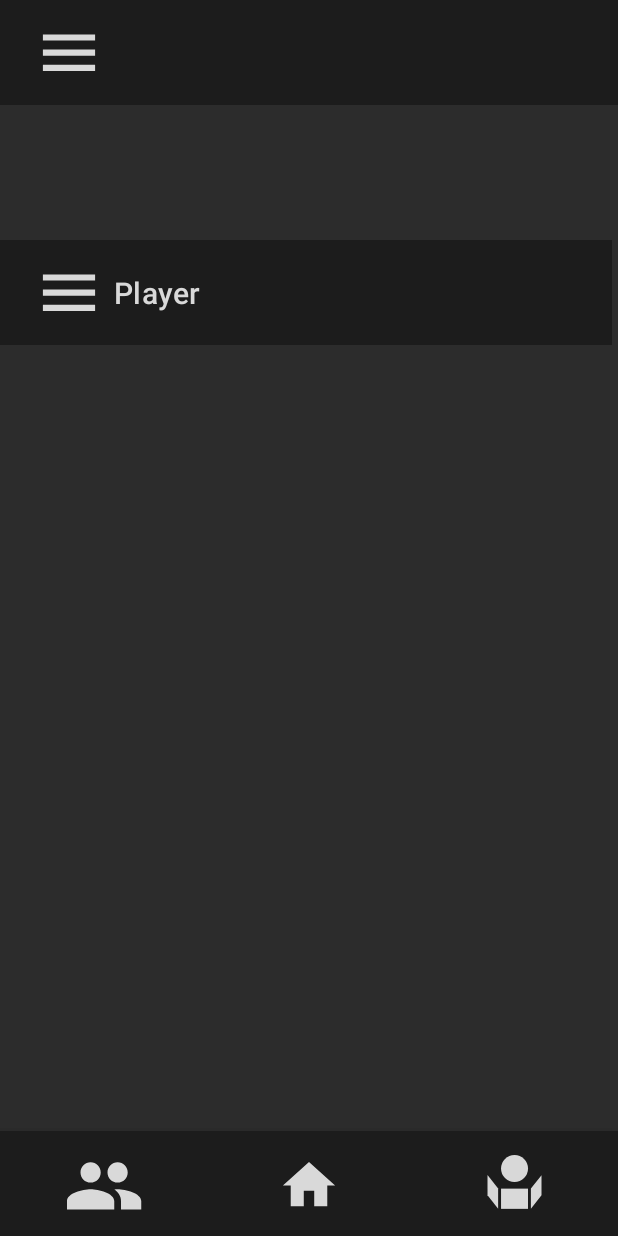
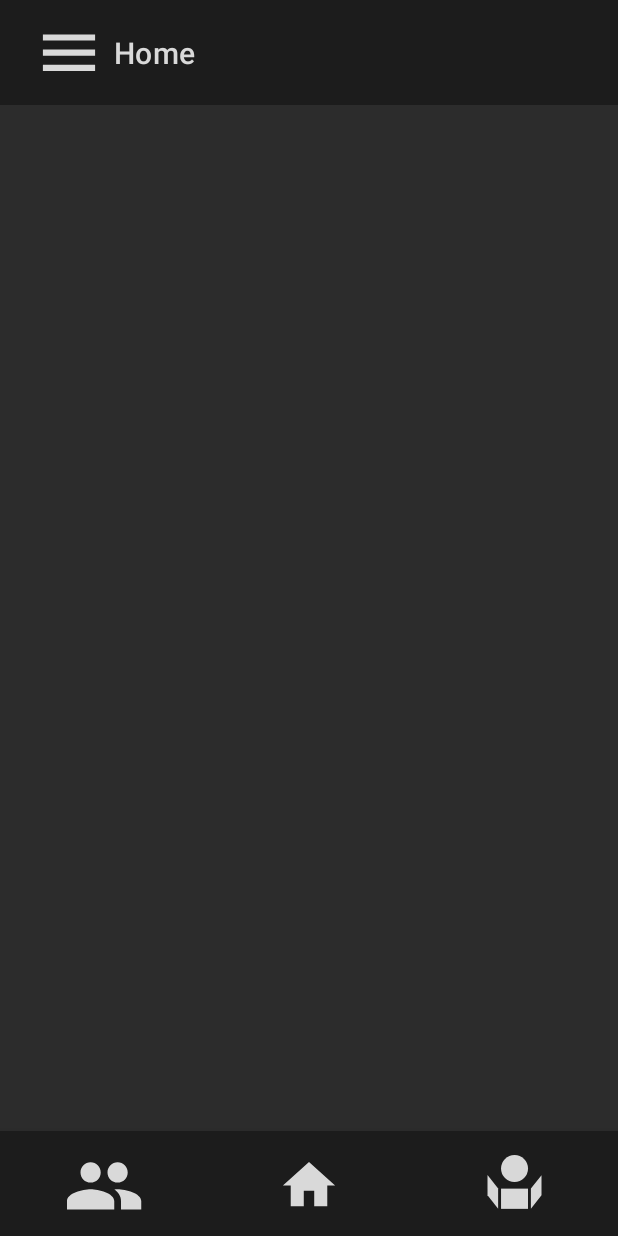
Before and after one commit to scheysej/CypherSystemCompanion, an Android app: the screen it shows after launch (MainActivity), on a phone screen of 412 x 824 dp. Run offline under Robolectric (Android 15) with nearby library versions, the phone set to English and light mode, and no system bars; our stand-ins replace navigation-ui.

Commit message:
fixed fragments

```diff
--- a/app/src/main/AndroidManifest.xml
+++ b/app/src/main/AndroidManifest.xml
@@ -10,6 +10,7 @@
         android:label="@string/app_name"
         android:roundIcon="@mipmap/ic_launcher_round"
         android:supportsRtl="true"
+        android:enableOnBackInvokedCallback="true"
         android:theme="@style/Theme.CypherSystemCompanion"
         tools:targetApi="31">
         <activity
--- a/app/src/main/java/com/example/cyphersystemcompanion/DashboardFragment.kt
+++ b/app/src/main/java/com/example/cyphersystemcompanion/DashboardFragment.kt
@@ -3,10 +3,10 @@ package com.example.cyphersystemcompanion
 import android.os.Bundle
 import android.view.*
 import androidx.fragment.app.Fragment
-import com.example.cyphersystemcompanion.databinding.FragmentPlayerBinding
+import com.example.cyphersystemcompanion.databinding.FragmentDashboardBinding
 
 class DashboardFragment : Fragment() {
-    private var _binding: FragmentPlayerBinding? = null
+    private var _binding: FragmentDashboardBinding? = null
 
     private val binding get() = _binding!!
 
@@ -18,7 +18,7 @@ class DashboardFragment : Fragment() {
         inflater: LayoutInflater, container: ViewGroup?,
         savedInstanceState: Bundle?
     ): View?{
-        _binding = FragmentPlayerBinding.inflate(inflater, container, false)
+        _binding = FragmentDashboardBinding.inflate(inflater, container, false)
         val view = binding.root
         return view
     }
--- a/app/src/main/java/com/example/cyphersystemcompanion/DmFragment.kt
+++ b/app/src/main/java/com/example/cyphersystemcompanion/DmFragment.kt
@@ -3,10 +3,10 @@ package com.example.cyphersystemcompanion
 import android.os.Bundle
 import android.view.*
 import androidx.fragment.app.Fragment
-import com.example.cyphersystemcompanion.databinding.FragmentPlayerBinding
+import com.example.cyphersystemcompanion.databinding.FragmentDmBinding
 
 class DmFragment : Fragment() {
-    private var _binding: FragmentPlayerBinding? = null
+    private var _binding: FragmentDmBinding? = null
 
     private val binding get() = _binding!!
 
@@ -19,7 +19,7 @@ class DmFragment : Fragment() {
         inflater: LayoutInflater, container: ViewGroup?,
         savedInstanceState: Bundle?
     ): View?{
-        _binding = FragmentPlayerBinding.inflate(inflater, container, false)
+        _binding = FragmentDmBinding.inflate(inflater, container, false)
         val view = binding.root
         return view
     }
--- a/app/src/main/java/com/example/cyphersystemcompanion/MainActivity.kt
+++ b/app/src/main/java/com/example/cyphersystemcompanion/MainActivity.kt
@@ -2,36 +2,22 @@ package com.example.cyphersystemcompanion
 
 import androidx.appcompat.app.AppCompatActivity
 import android.os.Bundle
-import androidx.fragment.app.Fragment
+import androidx.navigation.Navigation
 import androidx.navigation.fragment.NavHostFragment
+import androidx.navigation.ui.NavigationUI
 import androidx.navigation.ui.setupWithNavController
-import com.example.cyphersystemcompanion.databinding.ActivityMainBinding
 import com.google.android.material.bottomnavigation.BottomNavigationView
 
 class MainActivity : AppCompatActivity() {
-    private lateinit var binding : ActivityMainBinding
     override fun onCreate(savedInstanceState: Bundle?) {
         super.onCreate(savedInstanceState)
-        binding = ActivityMainBinding.inflate(layoutInflater)
-        setContentView(binding.root)
-        replaceFragment(DashboardFragment())
+        setContentView(R.layout.activity_main)
 
-        binding.bottomNavigationView.setOnItemSelectedListener {
-            when(it.itemId){
-                R.id.home -> replaceFragment(DashboardFragment())
-                R.id.gm -> replaceFragment(DmFragment())
-                R.id.player -> replaceFragment(PlayerFragment())
+        // Set up the NavController
+        val navController = supportFragmentManager
+            .findFragmentById(R.id.nav_host_fragment) as NavHostFragment
+        val navView: BottomNavigationView = findViewById(R.id.bottomNavigationView)
 
-                else ->{}
-            }
-            true
-        }
-    }
-
-    private fun replaceFragment(fragment : Fragment){
-        val fragmentManager = supportFragmentManager
-        val fragmentTransaction = fragmentManager.beginTransaction()
-        fragmentTransaction.replace(R.id.nav_host_fragment,fragment)
-        fragmentTransaction.commit()
+        navView.setupWithNavController(navController.navController)
     }
 }
--- a/app/src/main/java/com/example/cyphersystemcompanion/PlayerFragment.kt
+++ b/app/src/main/java/com/example/cyphersystemcompanion/PlayerFragment.kt
@@ -1,8 +1,11 @@
 package com.example.cyphersystemcompanion
 
 import android.os.Bundle
-import android.view.*
 import androidx.fragment.app.Fragment
+import android.view.LayoutInflater
+import android.view.View
+import android.view.ViewGroup
+import com.example.cyphersystemcompanion.databinding.FragmentDmBinding
 import com.example.cyphersystemcompanion.databinding.FragmentPlayerBinding
 
 class PlayerFragment : Fragment() {
--- a/app/src/main/res/layout/activity_main.xml
+++ b/app/src/main/res/layout/activity_main.xml
@@ -2,21 +2,23 @@
 <androidx.constraintlayout.widget.ConstraintLayout xmlns:android="http://schemas.android.com/apk/res/android"
     xmlns:app="http://schemas.android.com/apk/res-auto"
     xmlns:tools="http://schemas.android.com/tools"
-    android:id="@+id/constraintLayout"
     android:layout_width="match_parent"
     android:layout_height="match_parent"
-    android:background="#2c2c2c">
+    android:background="#2c2c2c"
+    tools:context=".MainActivity">
 
-        <FrameLayout
+        <androidx.fragment.app.FragmentContainerView
             android:id="@+id/nav_host_fragment"
             android:name="androidx.navigation.fragment.NavHostFragment"
-            android:layout_width="408dp"
-            android:layout_height="664dp"
+            android:layout_width="414dp"
+            android:layout_height="match_parent"
             app:defaultNavHost="true"
-            app:layout_constraintBottom_toBottomOf="parent"
+            app:layout_constraintBottom_toTopOf="@+id/bottomNavigationView"
             app:layout_constraintEnd_toEndOf="parent"
             app:layout_constraintHorizontal_bias="0.0"
-            app:layout_constraintStart_toStartOf="parent"/>
+            app:layout_constraintStart_toStartOf="parent"
+            app:layout_constraintTop_toTopOf="parent"
+            app:navGraph="@navigation/nav_graph" />
 
         <com.google.android.material.bottomnavigation.BottomNavigationView
             android:id="@+id/bottomNavigationView"
@@ -32,28 +34,4 @@
             app:layout_constraintHorizontal_bias="0.0"
             app:layout_constraintStart_toStartOf="parent"
             app:menu="@menu/bottom_nav_menu" />
-
-        <androidx.appcompat.widget.Toolbar
-            android:id="@+id/toolbar6"
-            android:layout_width="match_parent"
-            android:layout_height="70dp"
-            android:background="#1c1c1c"
-            android:minHeight="?attr/actionBarSize"
-            android:theme="?attr/actionBarTheme"
-            app:layout_constraintEnd_toEndOf="parent"
-            app:layout_constraintStart_toStartOf="parent"
-            app:layout_constraintTop_toTopOf="parent"
-            app:logo="@drawable/hamburger_foreground"/>
-
-        <androidx.cardview.widget.CardView
-            android:id="@+id/cardView"
-            android:layout_width="wrap_content"
-            android:layout_height="wrap_content"
-            app:cardBackgroundColor="#2C2C2C"
-            app:layout_constraintEnd_toEndOf="parent"
-            app:layout_constraintStart_toStartOf="parent"
-            app:layout_constraintTop_toBottomOf="@id/toolbar6"
-            app:layout_constraintBottom_toTopOf="@+id/bottomNavigationView">
-
-        </androidx.cardview.widget.CardView>
 </androidx.constraintlayout.widget.ConstraintLayout>
--- a/app/src/main/res/layout/fragment_player.xml
+++ b/app/src/main/res/layout/fragment_player.xml
@@ -7,21 +7,6 @@
     android:layout_height="match_parent"
     android:background="#2c2c2c"
     tools:context=".PlayerFragment">
-
-    <com.google.android.material.bottomnavigation.BottomNavigationView
-        android:id="@+id/bottomNavigationView"
-        android:layout_width="match_parent"
-        android:layout_height="70dp"
-        android:background="@drawable/nav_background_curved"
-        app:itemIconSize="60dp"
-        app:itemIconTint="#D9D9D9"
-        app:itemTextColor="#D9D9D9"
-        app:labelVisibilityMode="unlabeled"
-        app:layout_constraintBottom_toBottomOf="parent"
-        app:layout_constraintEnd_toEndOf="parent"
-        app:layout_constraintHorizontal_bias="0.0"
-        app:layout_constraintStart_toStartOf="parent"
-        app:menu="@menu/bottom_nav_menu" />
 
     <androidx.appcompat.widget.Toolbar
         android:id="@+id/toolbar6"
@@ -35,17 +20,5 @@
         app:layout_constraintTop_toTopOf="parent"
         app:logo="@drawable/hamburger_foreground"
         app:title="Player"
-        app:titleTextColor="#D9D9D9"/>
-
-    <androidx.cardview.widget.CardView
-        android:id="@+id/cardView"
-        android:layout_width="wrap_content"
-        android:layout_height="wrap_content"
-        app:cardBackgroundColor="#2C2C2C"
-        app:layout_constraintEnd_toEndOf="parent"
-        app:layout_constraintStart_toStartOf="parent"
-        app:layout_constraintTop_toBottomOf="@id/toolbar6"
-        app:layout_constraintBottom_toTopOf="@+id/bottomNavigationView">
-
-    </androidx.cardview.widget.CardView>
+        app:titleTextColor="#d9d9d9"/>
 </androidx.constraintlayout.widget.ConstraintLayout>
--- a/app/src/main/res/menu/bottom_nav_menu.xml
+++ b/app/src/main/res/menu/bottom_nav_menu.xml
@@ -1,15 +1,15 @@
 <?xml version="1.0" encoding="utf-8"?>
 <menu xmlns:android="http://schemas.android.com/apk/res/android">
     <item
-        android:id="@+id/player"
+        android:id="@+id/playerFragment"
         android:title="Player"
         android:icon="@drawable/characters_foreground"/>
     <item
-        android:id="@+id/home"
+        android:id="@+id/dashboardFragment"
         android:title="Home"
         android:icon="@drawable/home_foreground"/>
     <item
-        android:id="@+id/gm"
+        android:id="@+id/dmFragment"
         android:title="GM"
         android:icon="@drawable/gmicon"/>
 </menu>
```
Also changed, not shown: app/src/main/java/com/example/cyphersystemcompanion/adapter/PlayerAdapter.kt (deleted, +0 -26 lines), app/src/main/res/layout/fragment_dashboard.xml (+3 -28 lines), app/src/main/res/layout/fragment_dm.xml (+0 -27 lines), app/src/main/res/navigation/nav_graph.xml (+3 -24 lines).
